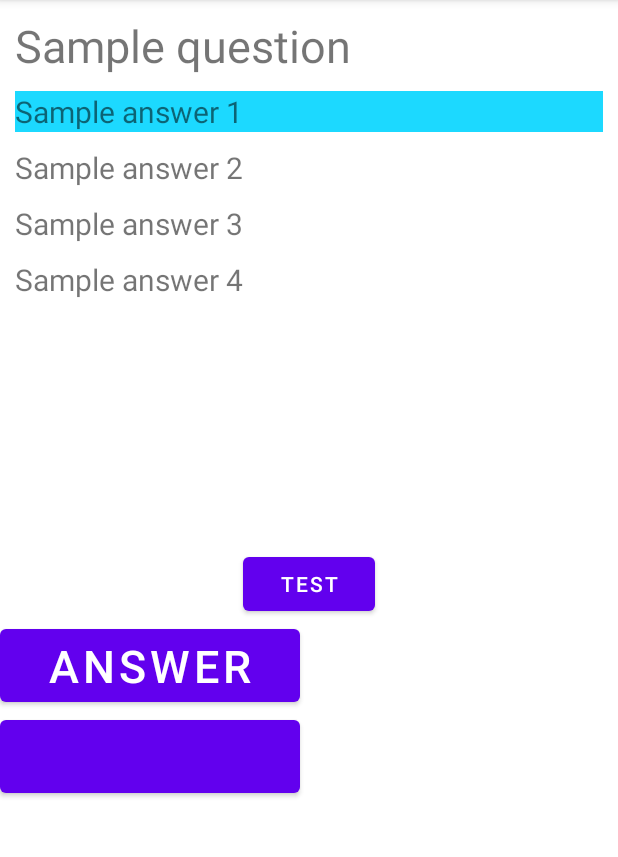
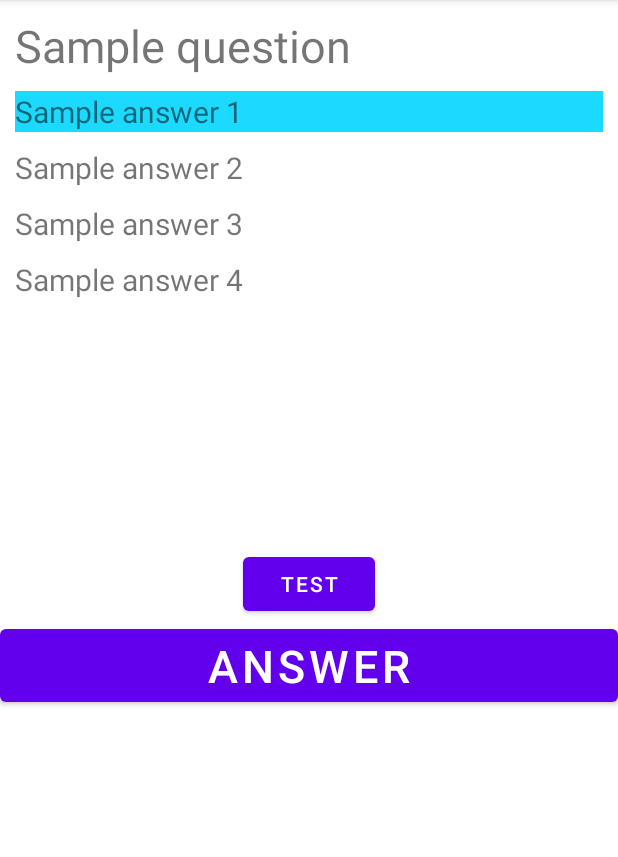
Before and after one commit to Mohammedwich/QuizProgram, an Android app: the AnswerButtonFrag screen opened directly, with no data from a screen before it, after a tap on "Sample answer 1", on a phone screen of 412 x 824 dp, the part 84-941 px from its top. Run offline under Robolectric (Android 15) with nearby library versions, the phone set to English and light mode, and no system bars; 8 statements that could not run were skipped.

Commit message:
Dynamic fragments work now.

```diff
--- a/app/src/main/java/com/example/quizprogram/AnswerButtonFrag.java
+++ b/app/src/main/java/com/example/quizprogram/AnswerButtonFrag.java
@@ -81,8 +81,8 @@ public class AnswerButtonFrag extends Fragment
         public void onClick(View v)
         {
             QuizQuestions quiz = (QuizQuestions) getActivity();
+            quiz.setTextForAnswerValidity(quiz.textForAnswerValidity);
             quiz.spawnAnswerValidityFrag(); //when clicked spawn the answervalidity fragment instead of the AnswerButton frag
-            quiz.setTextForAnswerValidity(quiz.textForAnswerValidity);
         }
     }
 }
--- a/app/src/main/java/com/example/quizprogram/QuizQuestions.java
+++ b/app/src/main/java/com/example/quizprogram/QuizQuestions.java
@@ -60,7 +60,7 @@ public class QuizQuestions extends AppCompatActivity
         choice4.setText(currentQuestion[4]);
         correctChoice = currentQuestion[5];
 
-        //spawnAnswerButtonFrag();
+        spawnAnswerButtonFrag();
     }
 
 
@@ -127,12 +127,13 @@ public class QuizQuestions extends AppCompatActivity
         }
         else
         {
-            setTextForAnswerValidity("Incorrect. The correct answer is: " + correctChoice);
+            setTextForAnswerValidity("Incorrect.\nThe correct answer is: " + correctChoice);
         }
     }
 
     public void spawnAnswerButtonFrag()
     {
+        /* //This section of code causes a crash. Replacing works fine without delete then replace/add
         if(fragNull == false)
         {
             FragmentManager fragmentManager = getSupportFragmentManager();
@@ -140,12 +141,12 @@ public class QuizQuestions extends AppCompatActivity
             AnswerValidityFrag answerValidityFrag = (AnswerValidityFrag) fragmentManager.findFragmentById(R.id.AnswerValidity);
             FragmentTransaction fragmentTransaction = fragmentManager.beginTransaction();
             fragmentTransaction.remove(answerValidityFrag).commit();
-        }
+        }*/
         AnswerButtonFrag answerButtonFrag = AnswerButtonFrag.newInstance("", "");
         //answerButtonFrag.setValue(answerButtonText);
         FragmentManager fragmentManager = getSupportFragmentManager();
         FragmentTransaction fragmentTransaction = fragmentManager.beginTransaction();
-        fragmentTransaction.add(R.id.AnswerButton, answerButtonFrag).addToBackStack(null).commit();
+        fragmentTransaction.replace(R.id.FragmentFrameID, answerButtonFrag).addToBackStack(null).commit();
         //TODO: should I use the ID of the fragment in the Quiz activity xml?
 
         fragNull = false;
@@ -153,6 +154,7 @@ public class QuizQuestions extends AppCompatActivity
 
     public void spawnAnswerValidityFrag()
     {
+        /* //This section of code causes a crash. Replacing works fine without delete then replace/add
         if(fragNull == false)
         {
             FragmentManager fragmentManager = getSupportFragmentManager();
@@ -160,12 +162,12 @@ public class QuizQuestions extends AppCompatActivity
             AnswerButtonFrag answerButtonFrag = (AnswerButtonFrag) fragmentManager.findFragmentById(R.id.AnswerButton);
             FragmentTransaction fragmentTransaction = fragmentManager.beginTransaction();
             fragmentTransaction.remove(answerButtonFrag).commit();
-        }
+        }*/
         AnswerValidityFrag answerValidityFrag = AnswerValidityFrag.newInstance("", "");
         answerValidityFrag.setValue(textForAnswerValidity);
         FragmentManager fragmentManager = getSupportFragmentManager();
         FragmentTransaction fragmentTransaction = fragmentManager.beginTransaction();
-        fragmentTransaction.add(R.id.AnswerValidity, answerValidityFrag).addToBackStack(null).commit();
+        fragmentTransaction.replace(R.id.FragmentFrameID, answerValidityFrag).addToBackStack(null).commit();
 
         fragNull = false;
     }
--- a/app/src/main/res/layout/activity_quiz_questions.xml
+++ b/app/src/main/res/layout/activity_quiz_questions.xml
@@ -76,23 +76,14 @@
         app:layout_constraintStart_toStartOf="parent"
         app:layout_constraintTop_toTopOf="@+id/Question" />
 
-    <fragment
-        android:name="com.example.quizprogram.AnswerButtonFrag"
-        android:id="@+id/AnswerButton_fragmentID"
+    <FrameLayout
+        android:name="com.example.quizprogram.FragmentFrame"
+        android:id="@+id/FragmentFrameID"
         android:layout_width="match_parent"
         android:layout_height="wrap_content"
         app:layout_constraintTop_toBottomOf="@id/TestButton2"
         app:layout_constraintLeft_toLeftOf="parent"
         app:layout_constraintRight_toRightOf="parent"/>
 
-    <fragment
-        android:name="com.example.quizprogram.AnswerValidityFrag"
-        android:id="@+id/AnswerValidity_fragmentID"
-        android:layout_width="match_parent"
-        android:layout_height="wrap_content"
-        app:layout_constraintTop_toBottomOf="@id/AnswerButton_fragmentID"
-        app:layout_constraintLeft_toLeftOf="parent"
-        app:layout_constraintRight_toRightOf="parent"/>
-
 
 </androidx.constraintlayout.widget.ConstraintLayout>
--- a/app/src/main/res/layout/fragment_answer_button.xml
+++ b/app/src/main/res/layout/fragment_answer_button.xml
@@ -8,7 +8,7 @@
     <!-- TODO: Update blank fragment layout -->
     <Button
         android:id="@+id/AnswerButton"
-        android:layout_width="200dp"
+        android:layout_width="match_parent"
         android:layout_height="wrap_content"
         android:text="Answer"
         android:textSize="30sp"
--- a/app/src/main/res/layout/fragment_answer_validity.xml
+++ b/app/src/main/res/layout/fragment_answer_validity.xml
@@ -8,7 +8,7 @@
     <!-- TODO: Update blank fragment layout -->
     <TextView
         android:id="@+id/AnswerValidity"
-        android:layout_width="wrap_content"
+        android:layout_width="match_parent"
         android:layout_height="wrap_content"
         android:text="@string/hello_blank_fragment" />
 
```
